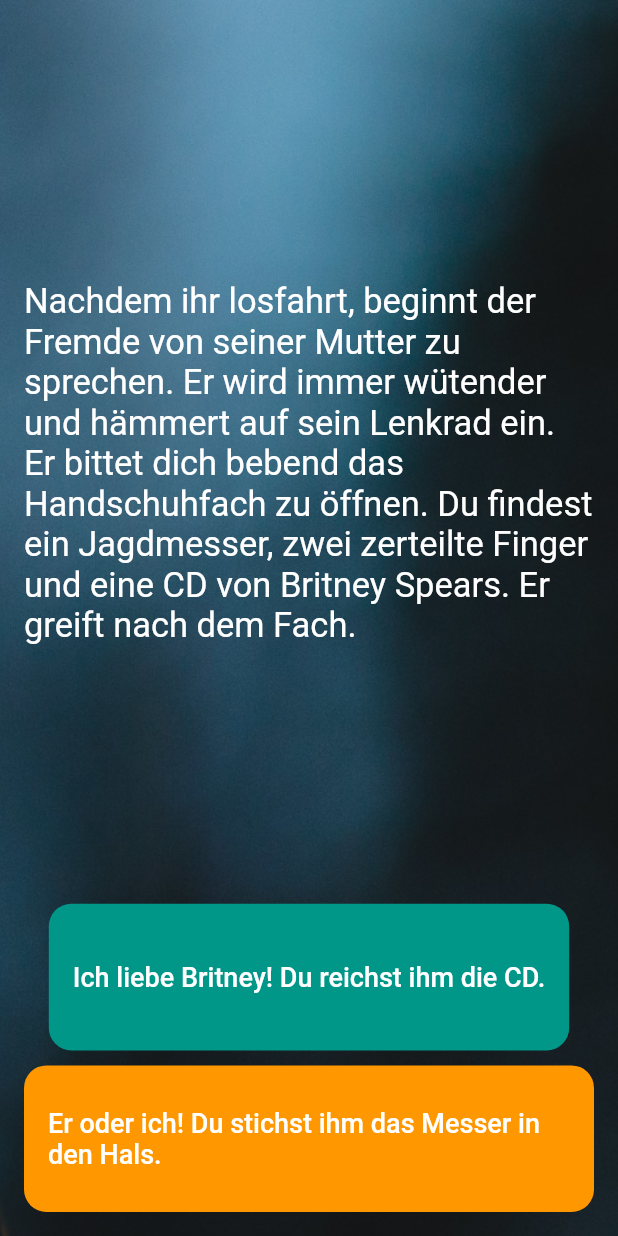
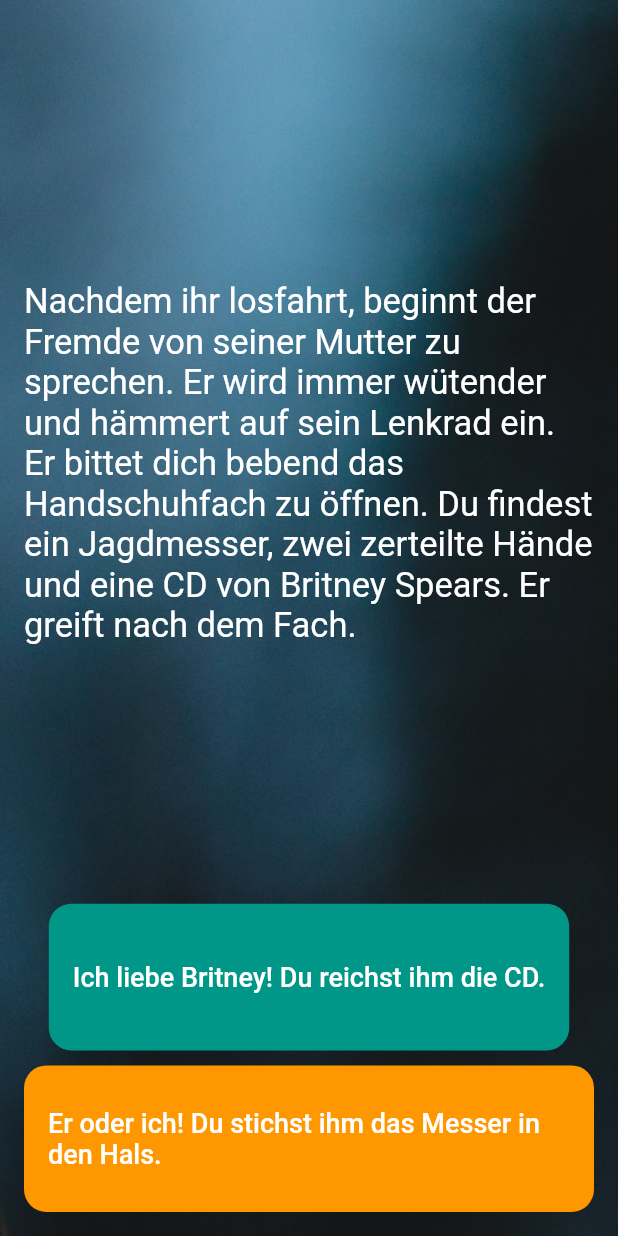
Before and after one commit to nilskrannig/spielbuch, a Flutter app: the StoryScreen screen opened by its route, after a tap on "Klar komme ich mit. Danke für die Hilfe!", on a phone screen of 412 x 824 dp. Run offline on Flutter 3.47's test engine with Material 2 defaults, Android fonts, the phone set to English and light mode, and no system bars.

Commit message:
minor story text change

```diff
--- a/lib/story_logic.dart
+++ b/lib/story_logic.dart
@@ -15,7 +15,7 @@ class StoryLogic {
         choice2: 'Moment, ich laufe lieber.'),
     Story(
         storyTitle:
-            'Nachdem ihr losfahrt, beginnt der Fremde von seiner Mutter zu sprechen. Er wird immer wütender und hämmert auf sein Lenkrad ein. Er bittet dich bebend das Handschuhfach zu öffnen. Du findest ein Jagdmesser, zwei zerteilte Finger und eine CD von Britney Spears. Er greift nach dem Fach.',
+            'Nachdem ihr losfahrt, beginnt der Fremde von seiner Mutter zu sprechen. Er wird immer wütender und hämmert auf sein Lenkrad ein. Er bittet dich bebend das Handschuhfach zu öffnen. Du findest ein Jagdmesser, zwei zerteilte Hände und eine CD von Britney Spears. Er greift nach dem Fach.',
         choice1: 'Ich liebe Britney! Du reichst ihm die CD.',
         choice2: 'Er oder ich! Du stichst ihm das Messer in den Hals.'),
     Story(
```
